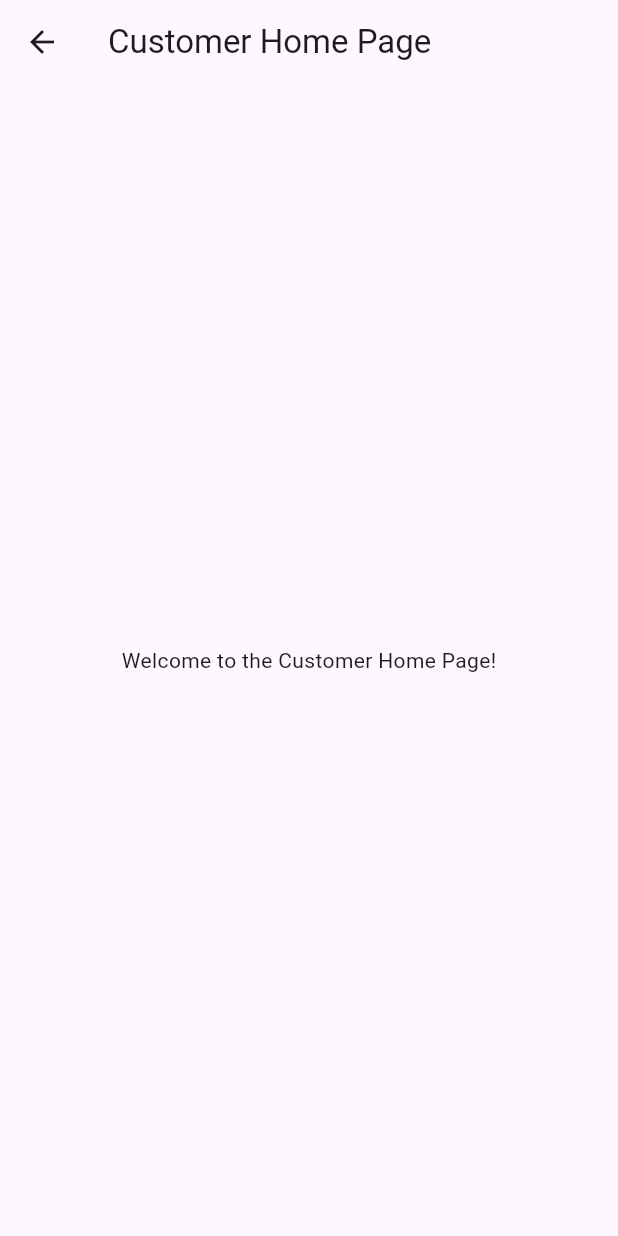
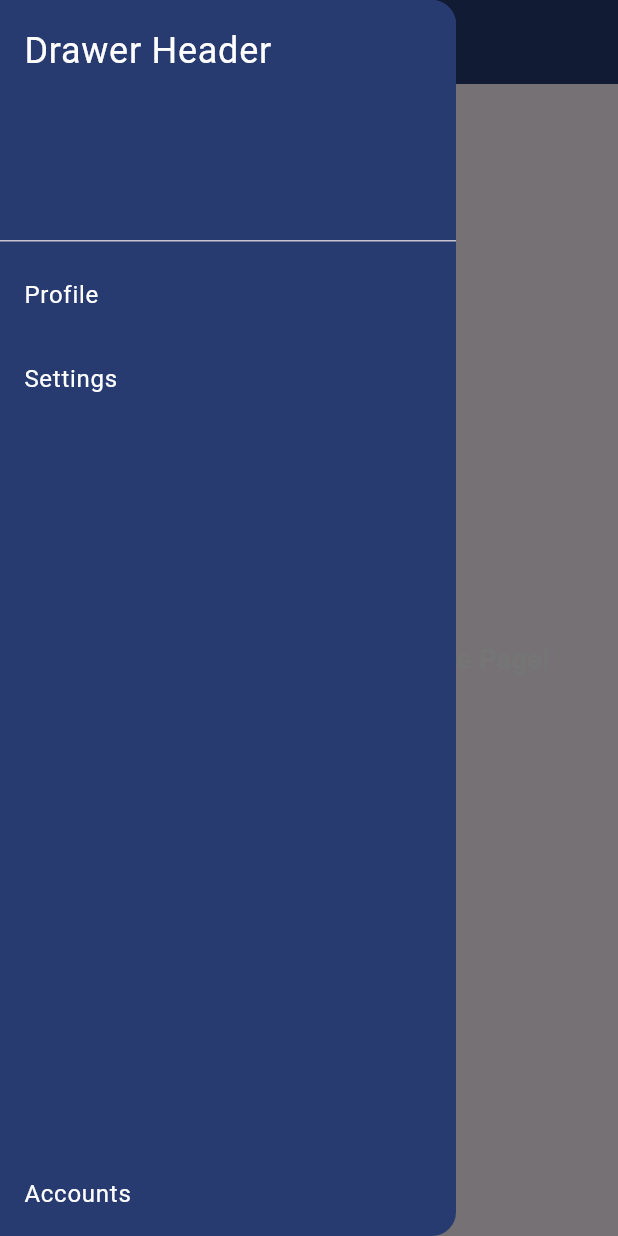
Before and after one commit to JanaviMahadik/khanawal_app, a Flutter app: the CustomerHomePage screen opened by its route, with the side drawer open (before the commit the screen has no drawer), on a phone screen of 412 x 824 dp. Run offline on Flutter 3.47's test engine with Material 3 defaults, Android fonts, the phone set to English and light mode, and no system bars; our stand-ins replace firebase_auth, firebase_core, snippet_coder_utils; accounts and stored records are empty.

Commit message:
made the customer home page ui to align well with theme and added the drawer with profile, settings and accounts tiles

```diff
--- a/lib/customer_home_page.dart
+++ b/lib/customer_home_page.dart
@@ -1,4 +1,5 @@
 import 'package:flutter/material.dart';
+import 'package:snippet_coder_utils/hex_color.dart';
 
 class CustomerHomePage extends StatelessWidget {
   const CustomerHomePage({Key? key}) : super(key: key);
@@ -8,9 +9,88 @@ class CustomerHomePage extends StatelessWidget {
     return Scaffold(
       appBar: AppBar(
         title: const Text("Customer Home Page"),
+        backgroundColor: HexColor("#283B71"),
+        leading: Builder(
+          builder: (BuildContext context) {
+            return Padding(
+              padding: const EdgeInsets.only(left: 16.0, top: 8.0),
+              child: GestureDetector(
+                onTap: () {
+                  Scaffold.of(context).openDrawer();
+                },
+                child: CircleAvatar(
+                  backgroundImage: AssetImage('assets/khanawal_logo.png'),
+                  radius: 20,
+                ),
+              ),
+            );
+          },
+        ),
       ),
-      body: const Center(
-        child: Text("Welcome to the Customer Home Page!"),
+      body: Center(
+        child: Text(
+          "Welcome to the Customer Home Page!",
+          style: TextStyle(
+            color: Colors.white,
+            fontSize: 18,
+            fontWeight: FontWeight.bold,
+          ),
+        ),
+      ),
+      drawer: Drawer(
+        backgroundColor: HexColor("#283B71"),
+        child: Column(
+          children: <Widget>[
+            Expanded(
+              child: ListView(
+                padding: EdgeInsets.zero,
+                children: <Widget>[
+                  DrawerHeader(
+                    decoration: BoxDecoration(
+                      color: HexColor("#283B71"),
+                    ),
+                    child: Text(
+                      'Drawer Header',
+                      style: TextStyle(
+                        color: Colors.white,
+                        fontSize: 24,
+                      ),
+                    ),
+                  ),
+                  ListTile(
+                    title: Text(
+                      'Profile',
+                      style: TextStyle(color: Colors.white),
+                    ),
+                    onTap: () {
+                      Navigator.pop(context);
+                    },
+                  ),
+                  ListTile(
+                    title: Text(
+                      'Settings',
+                      style: TextStyle(color: Colors.white),
+                    ),
+                    onTap: () {
+                      Navigator.pop(context);
+                    },
+                  ),
+                  // Empty container to push 'Accounts' tile to the bottom
+                  Spacer(),
+                ],
+              ),
+            ),
+            ListTile(
+              title: Text(
+                'Accounts',
+                style: TextStyle(color: Colors.white),
+              ),
+              onTap: () {
+                Navigator.pop(context);
+              },
+            ),
+          ],
+        ),
       ),
     );
   }
```
